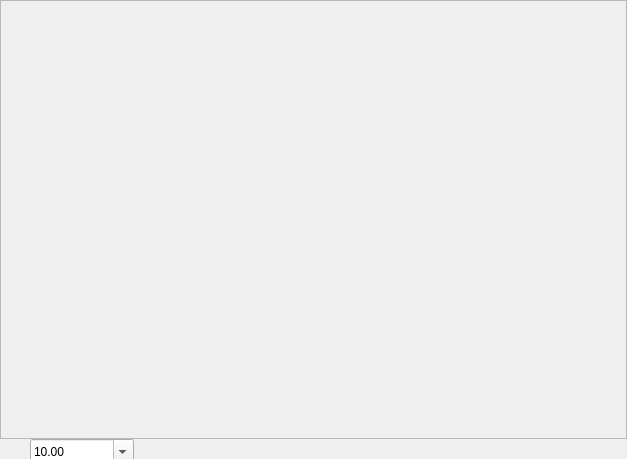
Above: design/workspace.ui from jedhelmers/Fauxtoshop before the change. Below: the same form after it.
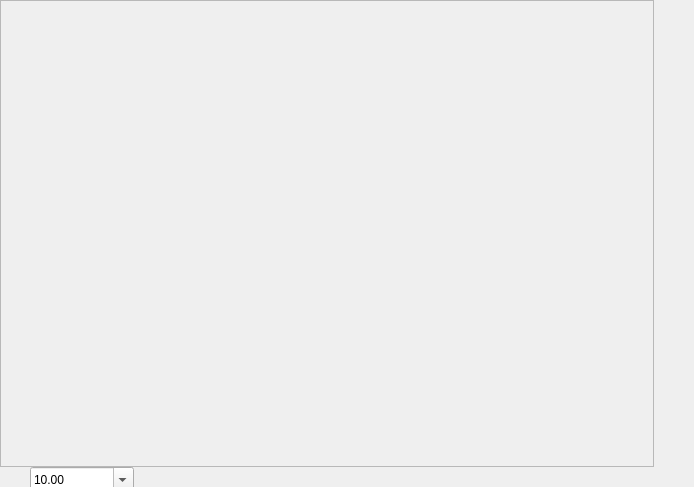
That is the form after the change.

Patch:
```diff
--- a/design/workspace.ui
+++ b/design/workspace.ui
@@ -6,14 +6,17 @@
    <rect>
     <x>0</x>
     <y>0</y>
-    <width>627</width>
-    <height>459</height>
+    <width>694</width>
+    <height>487</height>
    </rect>
   </property>
   <property name="windowTitle">
    <string>Form</string>
   </property>
-  <layout class="QGridLayout" name="gridLayout_2">
+  <layout class="QHBoxLayout" name="horizontalLayout_4">
+   <property name="spacing">
+    <number>0</number>
+   </property>
    <property name="leftMargin">
     <number>0</number>
    </property>
@@ -26,10 +29,7 @@
    <property name="bottomMargin">
     <number>0</number>
    </property>
-   <property name="spacing">
-    <number>0</number>
-   </property>
-   <item row="0" column="0">
+   <item>
     <layout class="QVBoxLayout" name="verticalLayout_3">
      <property name="spacing">
       <number>0</number>
@@ -283,6 +283,39 @@
      </item>
     </layout>
    </item>
+   <item>
+    <widget class="QWidget" name="windowsWidget" native="true">
+     <property name="minimumSize">
+      <size>
+       <width>40</width>
+       <height>0</height>
+      </size>
+     </property>
+     <property name="maximumSize">
+      <size>
+       <width>10</width>
+       <height>16777215</height>
+      </size>
+     </property>
+     <layout class="QVBoxLayout" name="verticalLayout_6">
+      <property name="spacing">
+       <number>0</number>
+      </property>
+      <property name="leftMargin">
+       <number>0</number>
+      </property>
+      <property name="topMargin">
+       <number>0</number>
+      </property>
+      <property name="rightMargin">
+       <number>0</number>
+      </property>
+      <property name="bottomMargin">
+       <number>0</number>
+      </property>
+     </layout>
+    </widget>
+   </item>
   </layout>
  </widget>
  <resources/>
```
